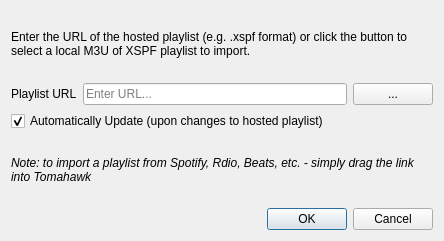
tomahawk-player/tomahawk, file src/tomahawk/dialogs/LoadXSPFDialog.ui: the form before one commit.
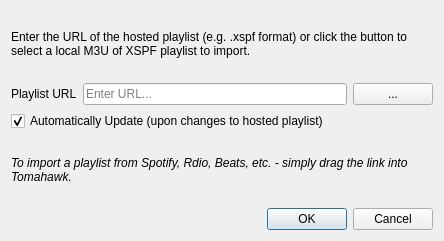
The form after the commit.

Commit message: Dialog text - be more helpful.

What changed in the file:
```diff
--- a/src/tomahawk/dialogs/LoadXSPFDialog.ui
+++ b/src/tomahawk/dialogs/LoadXSPFDialog.ui
@@ -73,7 +73,7 @@
       </font>
      </property>
      <property name="text">
-      <string>Note: to import a playlist from Spotify, Rdio, Beats, etc. - simply drag the link into Tomahawk</string>
+      <string>To import a playlist from Spotify, Rdio, Beats, etc. - simply drag the link into Tomahawk.</string>
      </property>
      <property name="wordWrap">
       <bool>true</bool>
```
The commit also changes 1 other file.
